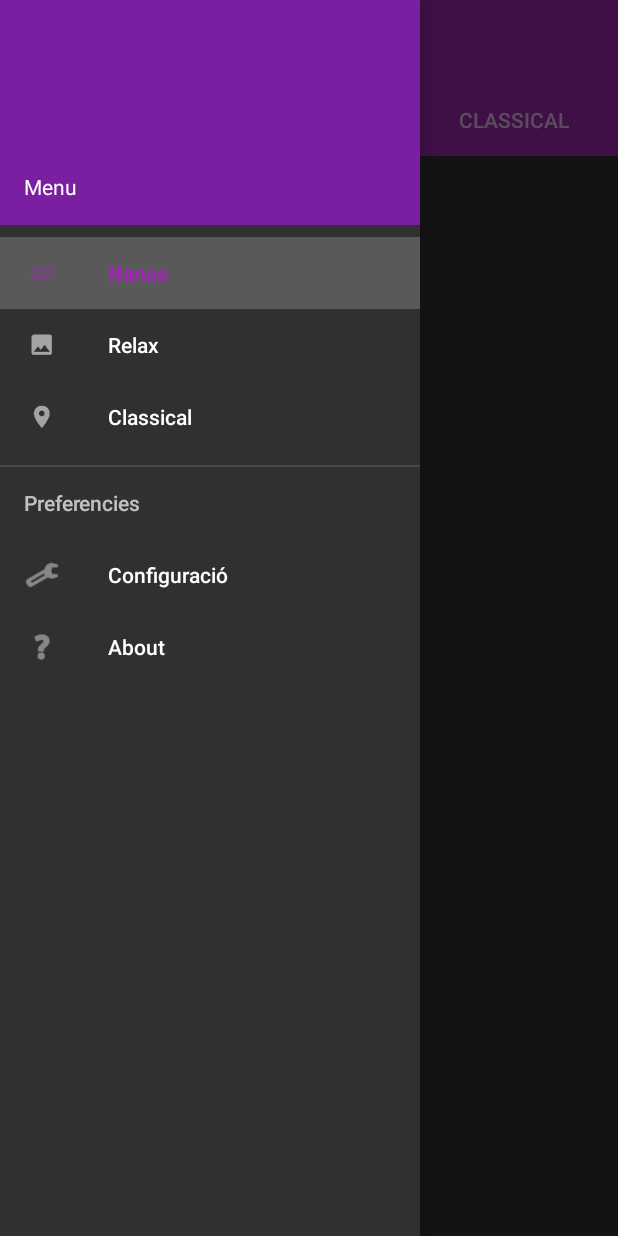
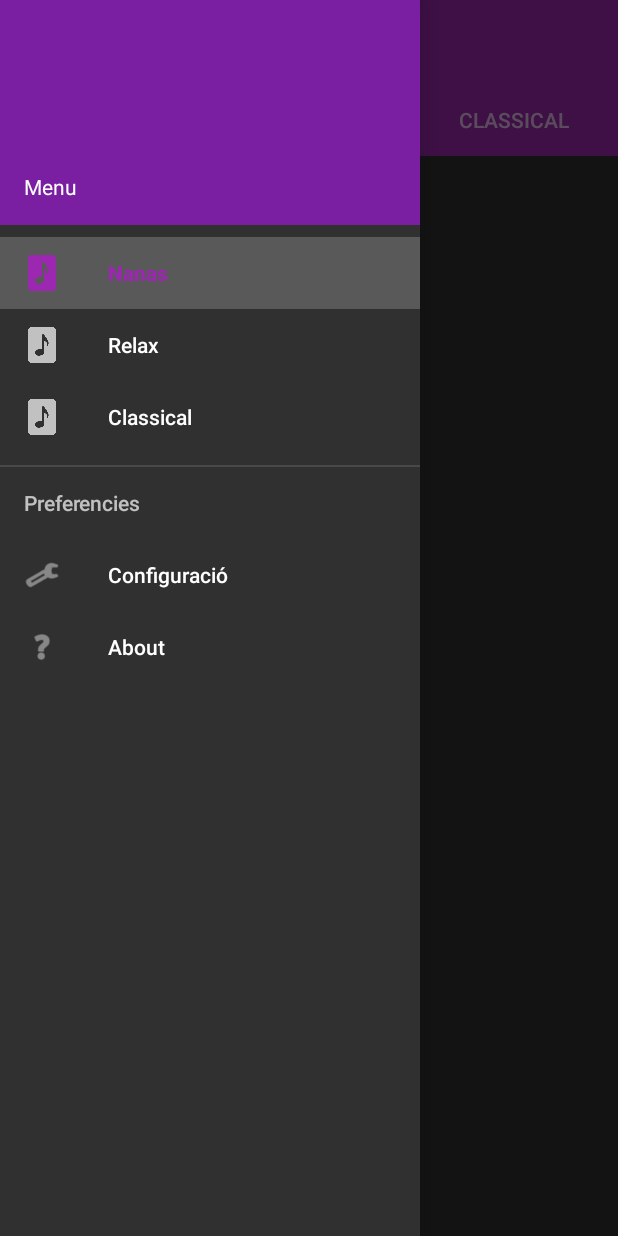
Before and after one commit to ivanisrdev/mobile-baby-nanas, an Android app: the screen it shows after launch (MainActivity), with the side drawer open, on a phone screen of 412 x 824 dp. Run offline under Robolectric (Android 15) with nearby library versions, the phone set to English and light mode, and no system bars; libraries missing offline, so code that uses them is left out: com.example.jean, com.facebook.stetho, com.uphyca.stetho_realm, io.realm, io.realm.annotations; plain views replace JcPlayerView; 42 statements that could not run were skipped.

Commit message:
change icon menu Navigation view

```diff
--- a/BabyNanas/app/src/main/res/menu/drawer.xml
+++ b/BabyNanas/app/src/main/res/menu/drawer.xml
@@ -4,15 +4,15 @@
         <item
             android:id="@+id/nanas_music"
             android:checked="true"
-            android:icon="@drawable/ic_attachment"
+            android:icon="@drawable/ic_menu_music"
             android:title="@string/nanas" />
         <item
             android:id="@+id/relax_music"
-            android:icon="@drawable/ic_image"
+            android:icon="@drawable/ic_menu_music"
             android:title="@string/relax" />
         <item
             android:id="@+id/classical_music"
-            android:icon="@drawable/ic_place"
+            android:icon="@drawable/ic_menu_music"
             android:title="@string/classical" />
     </group>
 
```
Also changed, not shown: BabyNanas/app/src/main/res/drawable-xhdpi/ic_menu_music.png (added), BabyNanas/app/src/main/res/drawable-xhdpi/ic_nanas_music.png (added).
